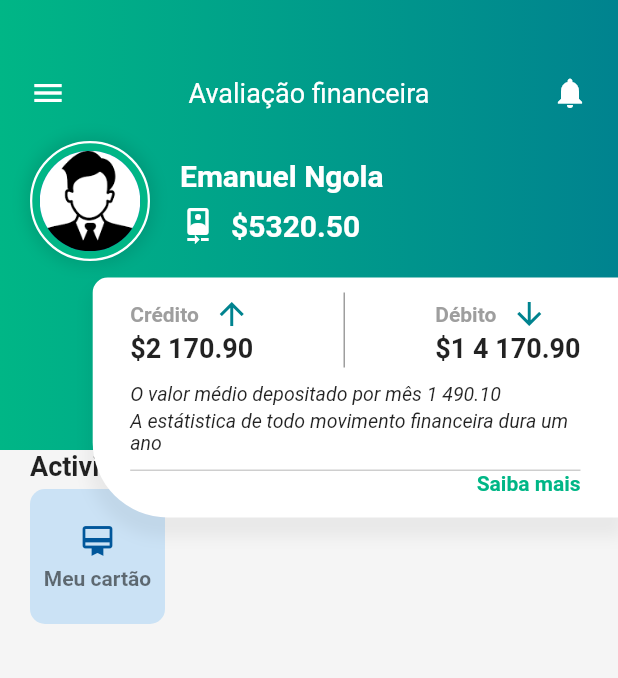
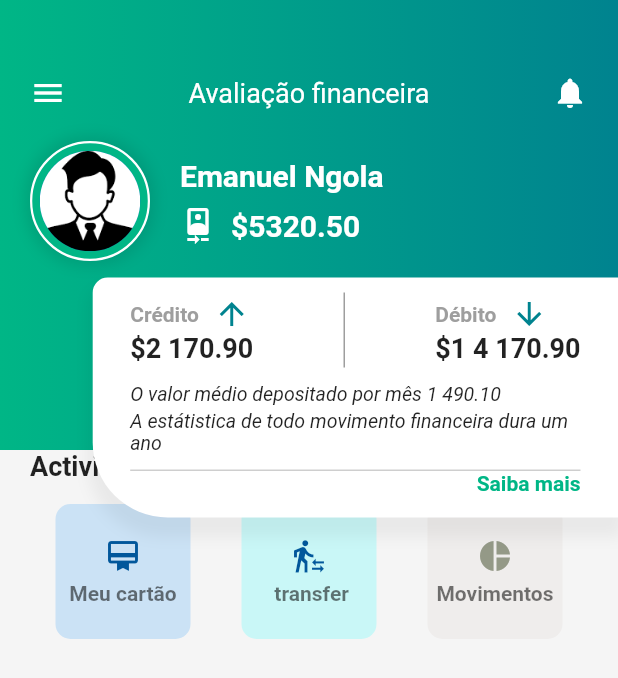
Before and after one commit to Emanuel2019/financial, a Flutter app: the screen it shows after launch, on a phone screen of 412 x 824 dp. Shown: the top 678 px of the screen. Run offline on Flutter 3.47's test engine with Material 2 defaults, Android fonts, the light colour scheme and no system bars.

Commit message:
menu principal

```diff
--- a/lib/main.dart
+++ b/lib/main.dart
@@ -150,38 +150,30 @@ class _MyHomePageState extends State<MyHomePage> {
                   padding: EdgeInsets.symmetric(horizontal: 20),
                   color: Colors.grey.shade100,
                   child: ListView(children: [
-                  Text("Actividades",
-                  style: TextStyle(fontSize: 18,fontWeight: FontWeight.bold),
+                    Text(
+                      "Actividades",
+                      style:
+                          TextStyle(fontSize: 18, fontWeight: FontWeight.bold),
                     ),
-                  SizedBox(height: 5,),
-                  Row(
-                    children: [
-                      Container(
-                        height: 90,
-                        width: 90,
-                        decoration: BoxDecoration(
-                          color: Colors.blue.withOpacity(0.2),
-                          borderRadius: BorderRadius.circular(10.0)
-                        ),
-                        child: Column(
-                          mainAxisAlignment: MainAxisAlignment.center,
-                          children: [
-                            Icon(Icons.card_membership,color: Color(0XFF01579B),),
                     SizedBox(
                       height: 5,
                     ),
-                            Text('Meu cartão',style:
-                            TextStyle(fontWeight: FontWeight.bold,
-                            color: Colors.black54
-                            )
-                            ,)
-                          ],
-                        ),
-                      )
+                    Row(
+                      mainAxisAlignment: MainAxisAlignment.spaceAround,
+                      children: [
+                        buildActivityButton(Icons.card_membership, "Meu cartão",
+                            Colors.blue.withOpacity(0.2), Color(0XFF01579B)),
+                        buildActivityButton(
+                            Icons.transfer_within_a_station,
+                            " transfer",
+                            Colors.cyanAccent.withOpacity(0.2),
+                            Color(0XFF01579B)),
+                        buildActivityButton(Icons.pie_chart, "Movimentos",
+                            Color(0XFFD7CCC8).withOpacity(0.2), Color(0XFF949987)),
                       ],
                     )
-
-                ]),),
+                  ]),
+                ),
               )
             ],
           ),
@@ -319,4 +311,32 @@ class _MyHomePageState extends State<MyHomePage> {
       ),
     );
   }
+
+  Container buildActivityButton(
+      IconData icon, String title, Color backgroundColor, Color iconColor) {
+    return Container(
+      margin: EdgeInsets.all(10),
+      height: 90,
+      width: 90,
+      decoration: BoxDecoration(
+          color: backgroundColor, borderRadius: BorderRadius.circular(10.0)),
+      child: Column(
+        mainAxisAlignment: MainAxisAlignment.center,
+        children: [
+          Icon(
+            icon,
+            color: iconColor,
+          ),
+          SizedBox(
+            height: 5,
+          ),
+          Text(
+            title,
+            style:
+                TextStyle(fontWeight: FontWeight.bold, color: Colors.black54),
+          )
+        ],
+      ),
+    );
   }
+}
```
Lines whose indentation alone changed are shown as unchanged.
